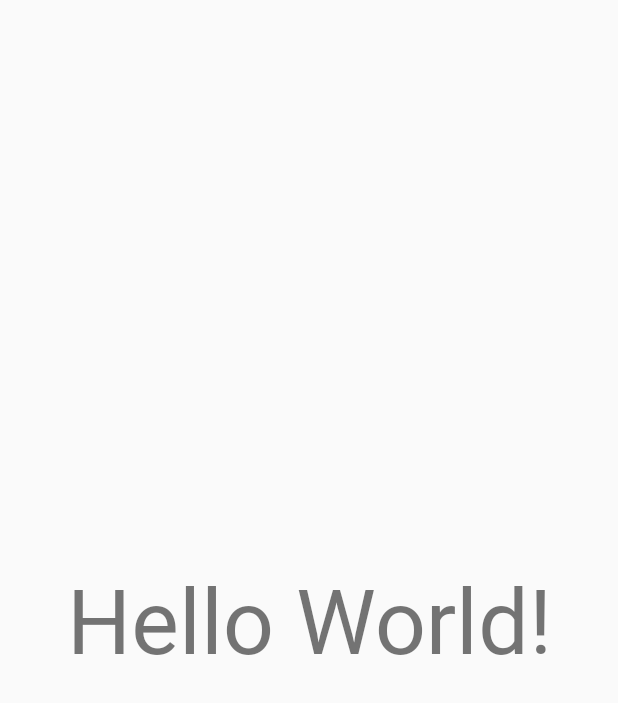
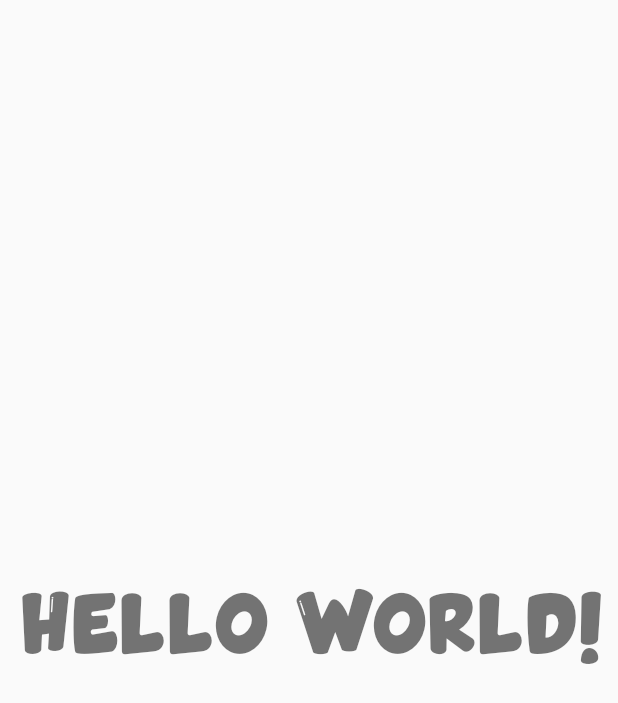
Before and after one commit to emangad99/Play_Kids, an Android app: the screen it shows after launch (MainActivity), on a phone screen of 412 x 824 dp. Shown: the top 703 px of the screen. Run offline under Robolectric (Android 15) with nearby library versions, the phone set to English and light mode, and no system bars.

Commit message:
init commit

```diff
--- a/app/src/main/res/layout/activity_main.xml
+++ b/app/src/main/res/layout/activity_main.xml
@@ -11,7 +11,7 @@
         android:layout_height="wrap_content"
         android:text="Hello World!"
         android:textSize="60dp"
-        android:fontFamily="@font/gummy_bears"
+        android:fontFamily="@font/comic_ggcko_pro"
         app:layout_constraintBottom_toBottomOf="parent"
         app:layout_constraintEnd_toEndOf="parent"
         app:layout_constraintStart_toStartOf="parent"
```
Also changed, not shown: app/src/main/res/font/comic_ggcko_pro.otf (added), app/src/main/res/font/gummy_bears.otf (added).
